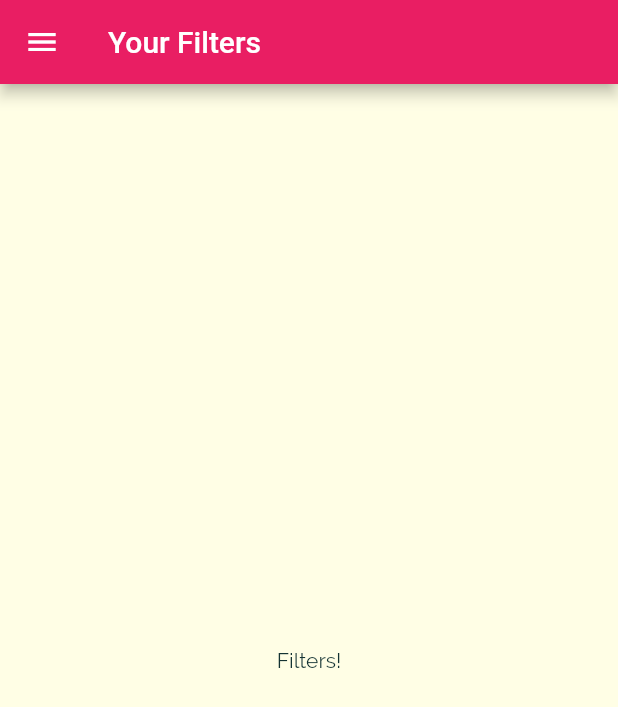
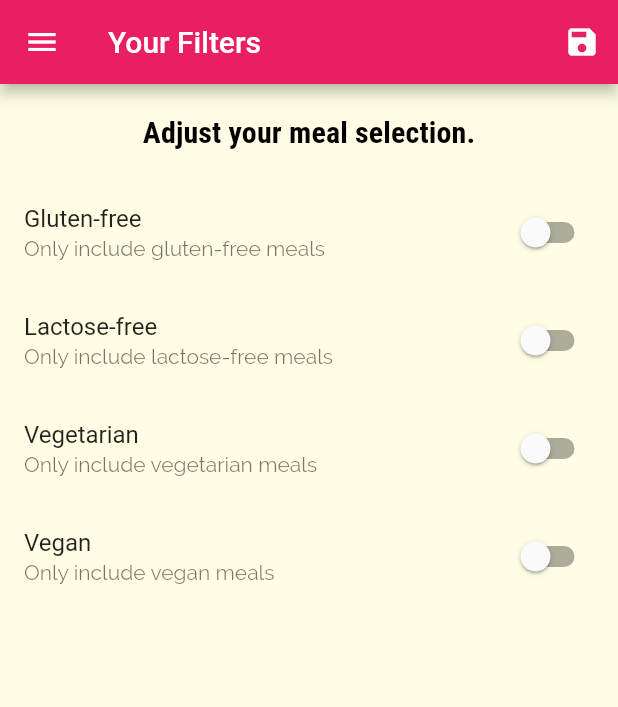
Before and after one commit to rholibobo/meals-app, a Flutter app: the FilterScreen screen opened by its route, on a phone screen of 412 x 824 dp. Shown: the top 707 px of the screen. Run offline on Flutter 3.47's test engine with Material 2 defaults, Android fonts, the phone set to English and light mode, and no system bars.

Commit message:
completed filters section

```diff
--- a/analysis_options.yaml
+++ b/analysis_options.yaml
@@ -24,6 +24,7 @@ linter:
   rules:
     # avoid_print: false  # Uncomment to disable the `avoid_print` rule
     # prefer_single_quotes: true  # Uncomment to enable the `prefer_single_quotes` rule
+    - use_if_null_to_convert_nulls_to_bools
 
 # Additional information about this file can be found at
 # https://dart.dev/guides/language/analysis-options
--- a/lib/main.dart
+++ b/lib/main.dart
@@ -1,6 +1,8 @@
 // ignore_for_file: prefer_const_constructors
 
 import 'package:flutter/material.dart';
+import './dummy_data.dart';
+import './models/meal.dart';
 import '../screens/filters_screen.dart';
 import './screens/tabs_screen.dart';
 
@@ -14,8 +16,43 @@ void main() {
   runApp(const MyApp());
 }
 
-class MyApp extends StatelessWidget {
+class MyApp extends StatefulWidget {
   const MyApp({super.key});
+
+  @override
+  State<MyApp> createState() => _MyAppState();
+}
+
+class _MyAppState extends State<MyApp> {
+  Map<String, bool> _filters = {
+    'glutten': false,
+    'lactose': false,
+    'vegan': false,
+    'vegetarian': false,
+  };
+  List<Meal> _availableMeals = DUMMY_MEALS;
+
+  void _setFilters(Map<String, bool> filterData) {
+    setState(() {
+      _filters = filterData;
+
+      _availableMeals = DUMMY_MEALS.where((meal) {
+        if (_filters['gluten'] == true && !meal.isGlutenFree) {
+          return false;
+        }
+        if (_filters['lactose'] == true && !meal.isLactoseFree) {
+          return false;
+        }
+        if (_filters['vegan'] == true && !meal.isVegan) {
+          return false;
+        }
+        if (_filters['vegetarian'] == true && !meal.isVegetarian) {
+          return false;
+        }
+        return true;
+      }).toList();
+    });
+  }
 
   // This widget is the root of your application.
   @override
@@ -46,9 +83,10 @@ class MyApp extends StatelessWidget {
       initialRoute: '/',
       routes: {
         '/': (ctx) => TabsScreen(),
-        CategoryMealScreen.routeName: (ctx) => CategoryMealScreen(),
+        CategoryMealScreen.routeName: (ctx) =>
+            CategoryMealScreen(_availableMeals),
         MealDetailScreen.routeName: (ctx) => MealDetailScreen(),
-        FilterScreen.routeName: (ctx) => FilterScreen(),
+        FilterScreen.routeName: (ctx) => FilterScreen(_setFilters, _filters),
       },
       // onGenerateRoute: (settings) {
       //   return MaterialPageRoute(builder: (ctx) => CategoriesScreen());
--- a/lib/screens/category_meal_screen.dart
+++ b/lib/screens/category_meal_screen.dart
@@ -2,14 +2,15 @@
 
 import 'package:flutter/material.dart';
 
-import '../dummy_data.dart';
+
 import '../widgets/meal_item.dart';
 import '../models/meal.dart';
 
 class CategoryMealScreen extends StatefulWidget {
   static const routeName = '/category-meals';
+  final List<Meal> availableMeals;
 
-  const CategoryMealScreen({super.key});
+  const CategoryMealScreen(this.availableMeals, {super.key});
 
   @override
   State<CategoryMealScreen> createState() => _CategoryMealScreenState();
@@ -18,6 +19,7 @@ class CategoryMealScreen extends StatefulWidget {
 class _CategoryMealScreenState extends State<CategoryMealScreen> {
   String? categoryTitle;
   List<Meal>? displayedMeals;
+
   var _loadedInitData = false;
 
   @override
@@ -34,7 +36,7 @@ class _CategoryMealScreenState extends State<CategoryMealScreen> {
           ModalRoute.of(context)?.settings.arguments as Map<String, String>;
       categoryTitle = routeArgs['title'];
       final categoryId = routeArgs['id'];
-    displayedMeals = DUMMY_MEALS.where((meal) {
+      displayedMeals = widget.availableMeals.where((meal) {
         return meal.categories.contains(categoryId);
       }).toList();
       _loadedInitData = true;
@@ -53,7 +55,6 @@ class _CategoryMealScreenState extends State<CategoryMealScreen> {
   // final String categoryId;
   @override
   Widget build(BuildContext context) {
-
     return Scaffold(
       appBar: AppBar(
         title: Text(categoryTitle!),
--- a/lib/screens/filters_screen.dart
+++ b/lib/screens/filters_screen.dart
@@ -1,22 +1,124 @@
-// ignore_for_file: prefer_const_constructors
+// ignore_for_file: prefer_const_constructors, prefer_const_literals_to_create_immutables, prefer_const_constructors_in_immutables, unnecessary_cast
 
 import 'package:flutter/material.dart';
 import '../widgets/main_drawer.dart';
 
-class FilterScreen extends StatelessWidget {
-  const FilterScreen({super.key});
+class FilterScreen extends StatefulWidget {
+  static const routeName = '/filters';
 
-  static const routeName = '/filters';
+  final Function saveFilters;
+  final Map<String, bool> currentFilters;
+
+  FilterScreen(this.saveFilters, this.currentFilters, {super.key});
+
+  @override
+  State<FilterScreen> createState() => _FilterScreenState();
+}
+
+class _FilterScreenState extends State<FilterScreen> {
+  var _glutenFree = false;
+  var _vegetarian= false;
+  var _vegan= false;
+  var _lactoseFree= false;
+
+  @override
+  initState() {
+    _glutenFree = widget.currentFilters['gluten'] ?? false ;
+    _lactoseFree = widget.currentFilters['lactose'] ?? false;
+    _vegan = widget.currentFilters['vegan'] ?? false;
+    _vegetarian = widget.currentFilters['vegetarian'] ?? false;
+    super.initState();
+  }
+
+  Widget _buildSwitchListTile(
+    bool currentValue,
+    Function updateValue,
+    String title,
+    String description,
+  ) {
+    return SwitchListTile(
+      value: currentValue,
+      onChanged: updateValue as Function(bool),
+      title: Text(title),
+      subtitle: Text(description),
+    );
+  }
 
   @override
   Widget build(BuildContext context) {
     return Scaffold(
       appBar: AppBar(
         title: Text('Your Filters'),
+        actions: <Widget>[
+          IconButton(
+              onPressed: () {
+                final selectedFilters = {
+                  'glutten': _glutenFree,
+                  'lactose': _lactoseFree,
+                  'vegan': _vegan,
+                  'vegetarian': _vegetarian,
+                };
+                widget.saveFilters(selectedFilters);
+              },
+              icon: Icon(Icons.save))
+        ],
       ),
       drawer: MainDrawer(),
-      body: Center(
-        child: Text('Filters!'),
+      body: Column(
+        children: <Widget>[
+          Container(
+            padding: EdgeInsets.all(20),
+            child: Text(
+              'Adjust your meal selection.',
+              style: Theme.of(context).textTheme.titleSmall,
+            ),
+          ),
+          Expanded(
+              child: ListView(
+            children: <Widget>[
+              _buildSwitchListTile(
+                _glutenFree,
+                (newValue) {
+                  setState(() {
+                    _glutenFree = newValue;
+                  });
+                },
+                'Gluten-free',
+                'Only include gluten-free meals',
+              ),
+              _buildSwitchListTile(
+                _lactoseFree,
+                (newValue) {
+                  setState(() {
+                    _lactoseFree = newValue;
+                  });
+                },
+                'Lactose-free',
+                'Only include lactose-free meals',
+              ),
+              _buildSwitchListTile(
+                _vegetarian,
+                (newValue) {
+                  setState(() {
+                    _vegetarian = newValue;
+                  });
+                },
+                'Vegetarian',
+                'Only include vegetarian meals',
+              ),
+              _buildSwitchListTile(
+                _vegan,
+                (newValue) {
+                  setState(() {
+                    _vegan = newValue;
+                  });
+                },
+                'Vegan',
+                'Only include vegan meals',
+              ),
+            ],
+          ))
+        ],
       ),
     );
   }
```
Lines whose indentation alone changed are shown as unchanged.
